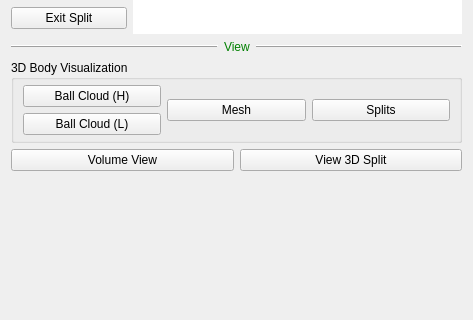
Qt form neurolabi/gui/flyem/flyemsplitcontrolform.ui (janelia-flyem/NeuTu) before a commit; both pictures show x 0 to 473 and y 189 to 509 of the 473 by 643 pixel window.
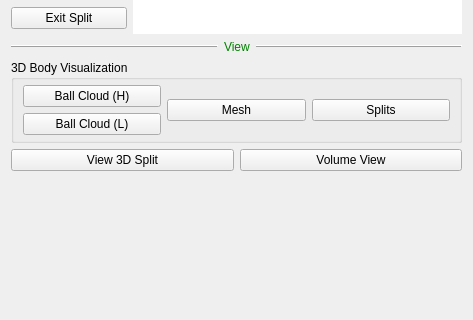
The same form after that commit. Icons and pictures are not drawn. Custom widgets are drawn as their Qt base class.

What changed in the file:
```diff
--- a/neurolabi/gui/flyem/flyemsplitcontrolform.ui
+++ b/neurolabi/gui/flyem/flyemsplitcontrolform.ui
@@ -299,13 +299,6 @@
    </item>
    <item>
     <layout class="QHBoxLayout" name="volumeViewLayout">
-     <item>
-      <widget class="QPushButton" name="view3dBodyPushButton">
-       <property name="text">
-        <string>Volume View</string>
-       </property>
-      </widget>
-     </item>
      <item>
       <widget class="QPushButton" name="viewSplitPushButton">
        <property name="text">
@@ -313,6 +306,13 @@
        </property>
       </widget>
      </item>
+     <item>
+      <widget class="QPushButton" name="view3dBodyPushButton">
+       <property name="text">
+        <string>Volume View</string>
+       </property>
+      </widget>
+     </item>
     </layout>
    </item>
    <item>
```
Left out of the diff: 2 changed lines with no effect on the pictures.
